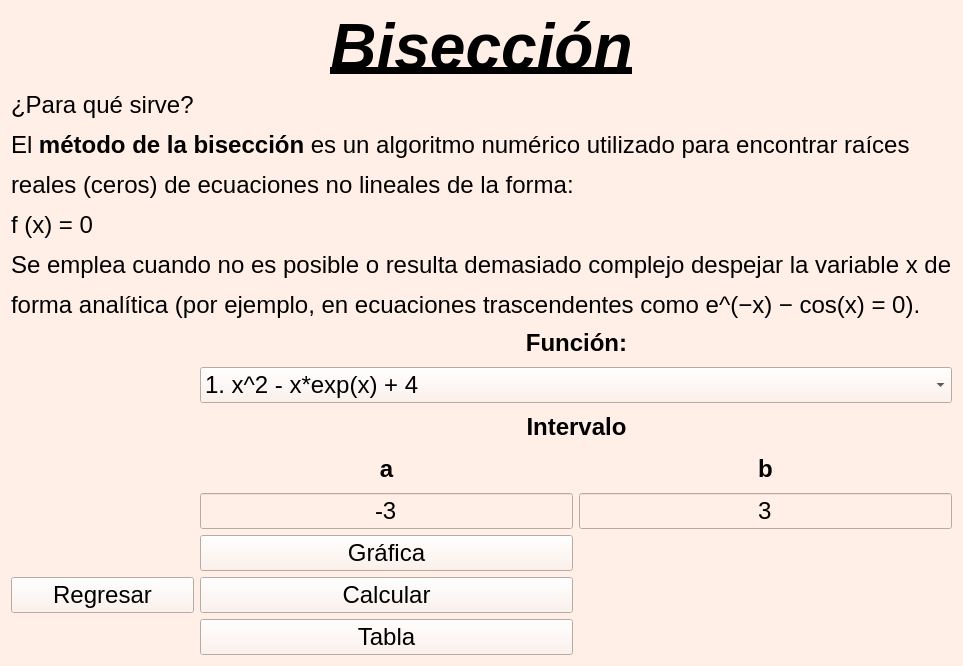
Before: the Qt Designer form Biseccion.ui in ikababiz/Proyecto-Metodos-Numericos-I, drawn with Qt 5.
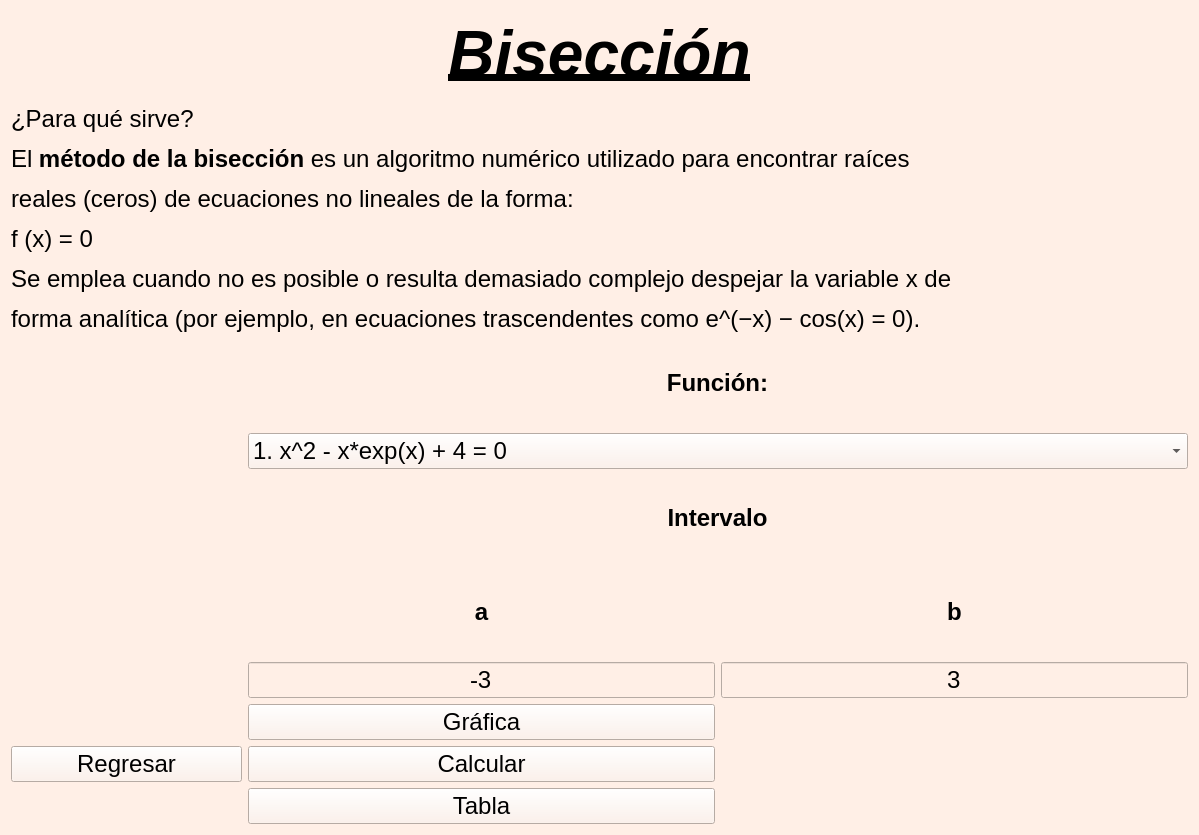
After: the same form once the commit is applied. Icons and pictures are not drawn.

Commit message: Diseño con comboBox actualizada y fuente forzada en negro.

Patch:
```diff
--- a/Biseccion.ui
+++ b/Biseccion.ui
@@ -6,8 +6,8 @@
    <rect>
     <x>0</x>
     <y>0</y>
-    <width>743</width>
-    <height>666</height>
+    <width>1199</width>
+    <height>835</height>
    </rect>
   </property>
   <property name="font">
@@ -25,7 +25,8 @@
    <string extracomment="Muestra la grafica de la funcion"/>
   </property>
   <property name="styleSheet">
-   <string notr="true">background-color: rgb(255, 239, 230)
+   <string notr="true">background-color: rgb(255, 239, 230);
+color: black
 </string>
   </property>
   <layout class="QGridLayout" name="gridLayout">
@@ -85,7 +86,7 @@
        </property>
        <item>
         <property name="text">
-         <string>1. x^2 - x*exp(x) + 4</string>
+         <string>1. x^2 - x*exp(x) + 4 = 0</string>
         </property>
        </item>
        <item>
```
Left out of the diff: 6 changed lines with no effect on the pictures.
